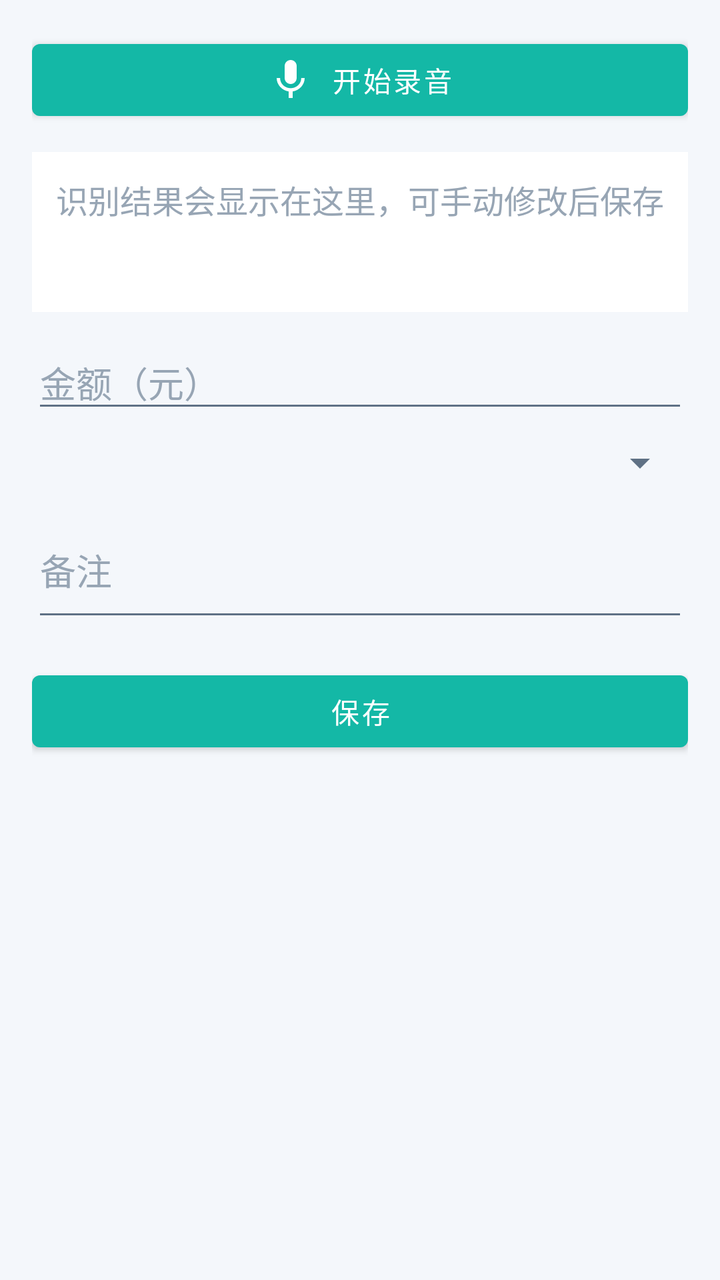
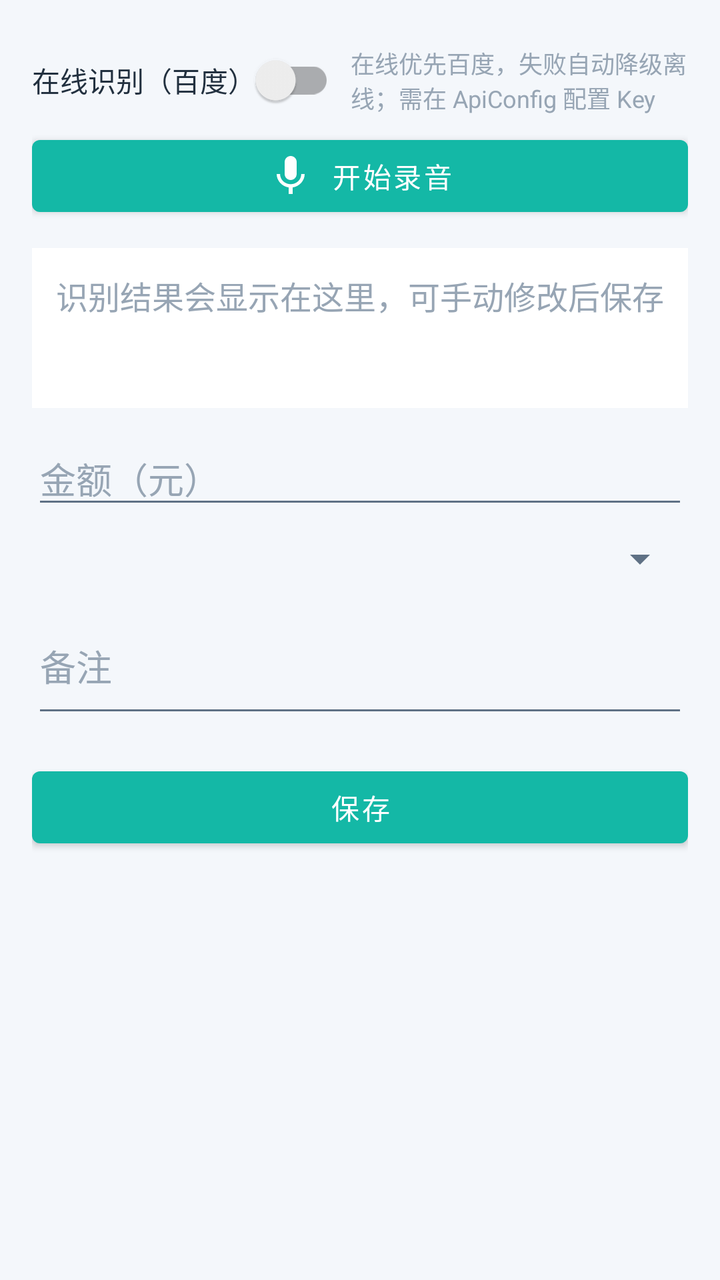

Screens rendered from an Android XML layout before and after an edit, with the pre-edit source and the edit as a unified diff.
<!-- AndroidManifest.xml: application theme Theme.SmartButler -->
<!-- res/layout/activity_voice_input.xml -->
<?xml version="1.0" encoding="utf-8"?>
<ScrollView xmlns:android="http://schemas.android.com/apk/res/android"
    xmlns:app="http://schemas.android.com/apk/res-auto"
    android:layout_width="match_parent"
    android:layout_height="match_parent"
    android:background="@color/bg"
    android:fillViewport="true">

    <LinearLayout
        android:layout_width="match_parent"
        android:layout_height="wrap_content"
        android:orientation="vertical"
        android:padding="16dp">

        <com.google.android.material.button.MaterialButton
            android:id="@+id/btnListen"
            android:layout_width="match_parent"
            android:layout_height="wrap_content"
            android:text="开始录音"
            app:icon="@drawable/ic_mic"
            app:iconGravity="textStart" />

        <TextView
            android:id="@+id/tvRecognized"
            android:layout_width="match_parent"
            android:layout_height="wrap_content"
            android:layout_marginTop="12dp"
            android:background="@color/card_bg"
            android:hint="识别结果会显示在这里，可手动修改后保存"
            android:minHeight="80dp"
            android:padding="12dp"
            android:textColor="@color/text_primary"
            android:textColorHint="@color/text_hint"
            android:textSize="16sp" />

        <EditText
            android:id="@+id/etAmount"
            android:layout_width="match_parent"
            android:layout_height="wrap_content"
            android:layout_marginTop="12dp"
            android:hint="金额（元）"
            android:inputType="numberDecimal"
            android:textColor="@color/text_primary"
            android:textColorHint="@color/text_hint" />

        <Spinner
            android:id="@+id/spCategory"
            android:layout_width="match_parent"
            android:layout_height="wrap_content"
            android:layout_marginTop="8dp"
            android:popupBackground="@color/surface"
            android:textColor="@color/text_primary" />

        <EditText
            android:id="@+id/etNote"
            android:layout_width="match_parent"
            android:layout_height="wrap_content"
            android:layout_marginTop="8dp"
            android:hint="备注"
            android:inputType="textMultiLine"
            android:minLines="2"
            android:textColor="@color/text_primary"
            android:textColorHint="@color/text_hint" />

        <com.google.android.material.button.MaterialButton
            android:id="@+id/btnSave"
            android:layout_width="match_parent"
            android:layout_height="wrap_content"
            android:layout_marginTop="16dp"
            android:text="保存" />
    </LinearLayout>
</ScrollView>
<!-- resources referenced by this layout -->
<resources>
  <color name="bg">#F4F7FB</color>
  <color name="card_bg">#FFFFFF</color>
  <color name="surface">#FFFFFF</color>
  <color name="text_hint">#97A5B4</color>
  <color name="text_primary">#22303F</color>
  <!-- drawable ic_mic (drawable) -->
  <?xml version="1.0" encoding="utf-8"?>
  <vector xmlns:android="http://schemas.android.com/apk/res/android"
      android:width="24dp"
      android:height="24dp"
      android:viewportWidth="24"
      android:viewportHeight="24">
      <path
          android:fillColor="#FF000000"
          android:pathData="M12,14c1.66,0 2.99,-1.34 2.99,-3L15,5c0,-1.66 -1.34,-3 -3,-3S9,3.34 9,5v6c0,1.66 1.34,3 3,3zM17.3,11c0,3 -2.54,5.1 -5.3,5.1S6.7,14 6.7,11L5,11c0,3.41 2.72,6.23 6,6.72L11,21h2v-3.28c3.28,-0.48 6,-3.3 6,-6.72h-1.7z" />
  </vector>
  <style name="Theme.SmartButler" parent="Theme.MaterialComponents.Light.NoActionBar">
          
          <item name="colorPrimary">@color/primary</item>
          <item name="colorPrimaryVariant">@color/primary_dark</item>
          <item name="colorOnPrimary">@color/white</item>
          <item name="colorSecondary">@color/accent</item>
          <item name="colorSecondaryVariant">@color/accent</item>
          <item name="colorOnSecondary">@color/white</item>
          <item name="colorSurface">@color/surface</item>
          <item name="colorOnSurface">@color/text_primary</item>
          <item name="colorOnSurfaceVariant">@color/text_secondary</item>
          <item name="colorOutline">@color/divider</item>
          <item name="colorError">@color/expense</item>
          <item name="colorOnError">@color/white</item>
  
          
          <item name="android:textColor">@color/text_primary</item>
          <item name="android:textColorPrimary">@color/text_primary</item>
          <item name="android:textColorSecondary">@color/text_secondary</item>
          <item name="android:textColorHint">@color/text_hint</item>
          <item name="android:editTextColor">@color/text_primary</item>
  
          
          <item name="android:windowBackground">@color/background</item>
          <item name="android:statusBarColor">@color/brand_gradient_start</item>
          <item name="android:navigationBarColor">@color/white</item>
  
          
          <item name="bottomNavigationStyle">@style/Widget.App.BottomNavigationView</item>
  
          
          <item name="colorControlActivated">@color/primary</item>
          <item name="colorAccent">@color/primary</item>
      </style>
  <color name="primary">#14B8A6</color>
  <color name="primary_dark">#0E9488</color>
  <color name="white">#FFFFFF</color>
  <color name="accent">#FF9F43</color>
  <color name="text_secondary">#5F7185</color>
  <color name="divider">#E9EEF4</color>
  <color name="expense">#EF4444</color>
  <color name="background">#F4F7FB</color>
  <color name="brand_gradient_start">#2DD4BF</color>
  <style name="Widget.App.BottomNavigationView" parent="Widget.MaterialComponents.BottomNavigationView">
          <item name="itemIconTint">@color/bottom_nav_item</item>
          <item name="itemTextColor">@color/bottom_nav_item</item>
      </style>
</resources>

<!-- the commit's change to res/layout/activity_voice_input.xml (unified diff, before → after) -->
@@ -11,6 +11,29 @@
         android:layout_height="wrap_content"
         android:orientation="vertical"
         android:padding="16dp">
+
+        <LinearLayout
+            android:layout_width="match_parent"
+            android:layout_height="wrap_content"
+            android:gravity="center_vertical"
+            android:orientation="horizontal">
+
+            <androidx.appcompat.widget.SwitchCompat
+                android:id="@+id/swVoiceMode"
+                android:layout_width="wrap_content"
+                android:layout_height="wrap_content"
+                android:text="在线识别（百度）"
+                android:textColor="@color/text_primary" />
+
+            <TextView
+                android:layout_width="0dp"
+                android:layout_height="wrap_content"
+                android:layout_marginStart="8dp"
+                android:layout_weight="1"
+                android:text="在线优先百度，失败自动降级离线；需在 ApiConfig 配置 Key"
+                android:textColor="@color/text_hint"
+                android:textSize="12sp" />
+        </LinearLayout>
 
         <com.google.android.material.button.MaterialButton
             android:id="@+id/btnListen"
